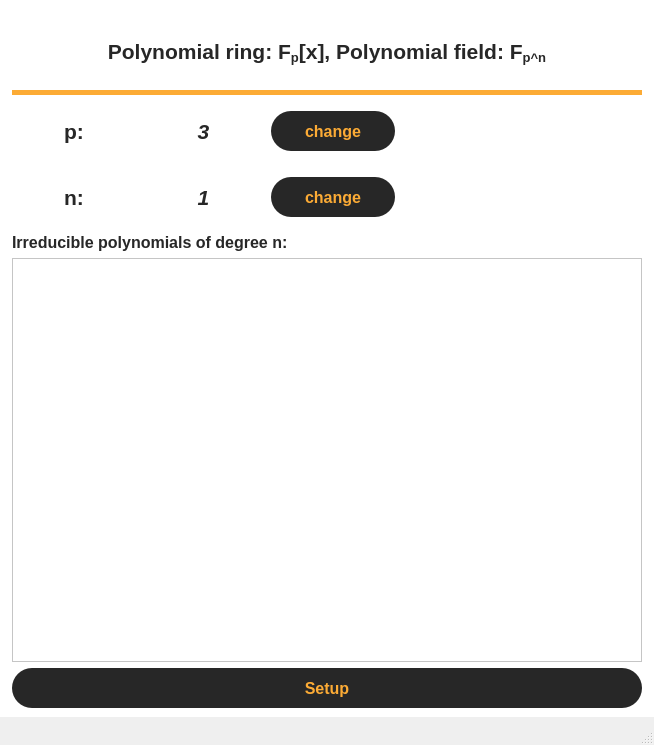
Before: the Qt Designer form gui/mainwindow.ui in yevkk/polynomial-calculus, drawn with Qt 5.
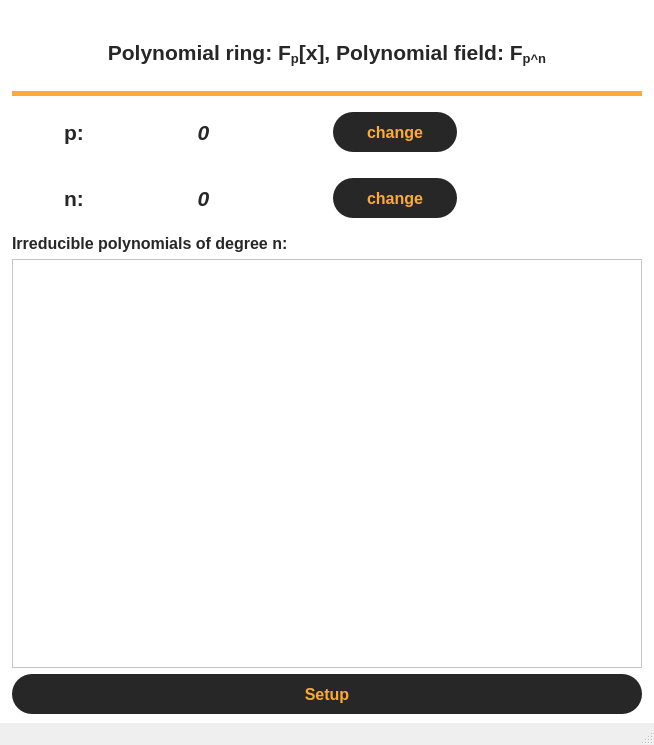
After: the same form once the commit is applied.

What changed in the file:
```diff
--- a/gui/mainwindow.ui
+++ b/gui/mainwindow.ui
@@ -23,7 +23,8 @@
    <bool>false</bool>
   </property>
   <property name="styleSheet">
-   <string notr="true"/>
+   <string notr="true">QInputDialog {background-color: #ffffff; border: 2px solid #fcab35;}
+</string>
   </property>
   <widget class="QWidget" name="centralwidget">
    <property name="styleSheet">
@@ -83,7 +84,7 @@
          </widget>
         </item>
         <item>
-         <layout class="QHBoxLayout" name="selectPHolder" stretch="1,1,1,2">
+         <layout class="QHBoxLayout" name="selectPHolder" stretch="2,2,1,2,3">
           <property name="topMargin">
            <number>10</number>
           </property>
@@ -126,13 +127,26 @@
              <string notr="true">color: #272727;</string>
             </property>
             <property name="text">
-             <string>3</string>
+             <string>0</string>
             </property>
             <property name="alignment">
              <set>Qt::AlignCenter</set>
             </property>
            </widget>
           </item>
+          <item>
+           <spacer name="horizontalSpacer_3">
+            <property name="orientation">
+             <enum>Qt::Horizontal</enum>
+            </property>
+            <property name="sizeHint" stdset="0">
+             <size>
+              <width>40</width>
+              <height>20</height>
+             </size>
+            </property>
+           </spacer>
+          </item>
           <item>
            <widget class="QPushButton" name="changePBtn">
             <property name="font">
@@ -164,7 +178,7 @@
          </layout>
         </item>
         <item>
-         <layout class="QHBoxLayout" name="selectNHolder" stretch="1,1,1,2">
+         <layout class="QHBoxLayout" name="selectNHolder" stretch="2,2,1,2,3">
           <property name="topMargin">
            <number>10</number>
           </property>
@@ -207,13 +221,26 @@
              <string notr="true">color: #272727;</string>
             </property>
             <property name="text">
-             <string>1</string>
+             <string>0</string>
             </property>
             <property name="alignment">
              <set>Qt::AlignCenter</set>
             </property>
            </widget>
           </item>
+          <item>
+           <spacer name="horizontalSpacer_4">
+            <property name="orientation">
+             <enum>Qt::Horizontal</enum>
+            </property>
+            <property name="sizeHint" stdset="0">
+             <size>
+              <width>40</width>
+              <height>20</height>
+             </size>
+            </property>
+           </spacer>
+          </item>
           <item>
            <widget class="QPushButton" name="changeNBtn">
             <property name="font">
@@ -265,7 +292,26 @@
            </widget>
           </item>
           <item>
-           <widget class="QListWidget" name="listWidget"/>
+           <widget class="QListWidget" name="irreducibleList">
+            <property name="font">
+             <font>
+              <pointsize>12</pointsize>
+             </font>
+            </property>
+            <property name="styleSheet">
+             <string notr="true">::item {
+    color: #272727;
+}
+
+::item:selected {
+    background-color: #fcab35;
+	color: #272727;
+}</string>
+            </property>
+            <property name="alternatingRowColors">
+             <bool>true</bool>
+            </property>
+           </widget>
           </item>
          </layout>
         </item>
```
Left out of the diff: 2 changed lines with no effect on the pictures.
